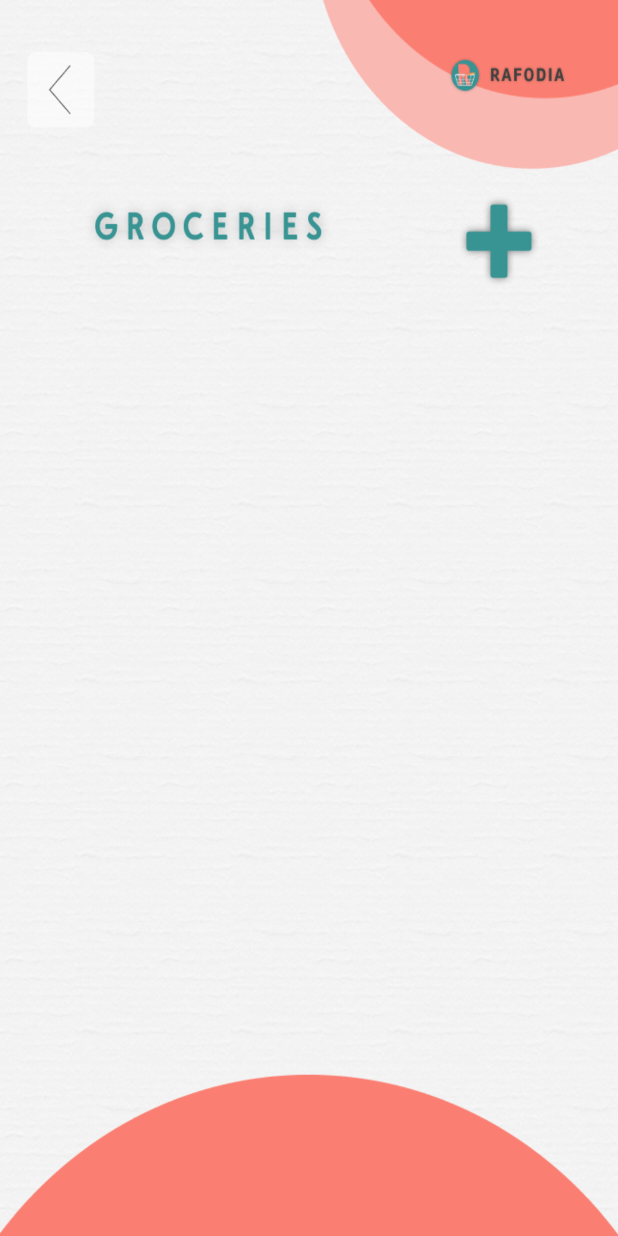
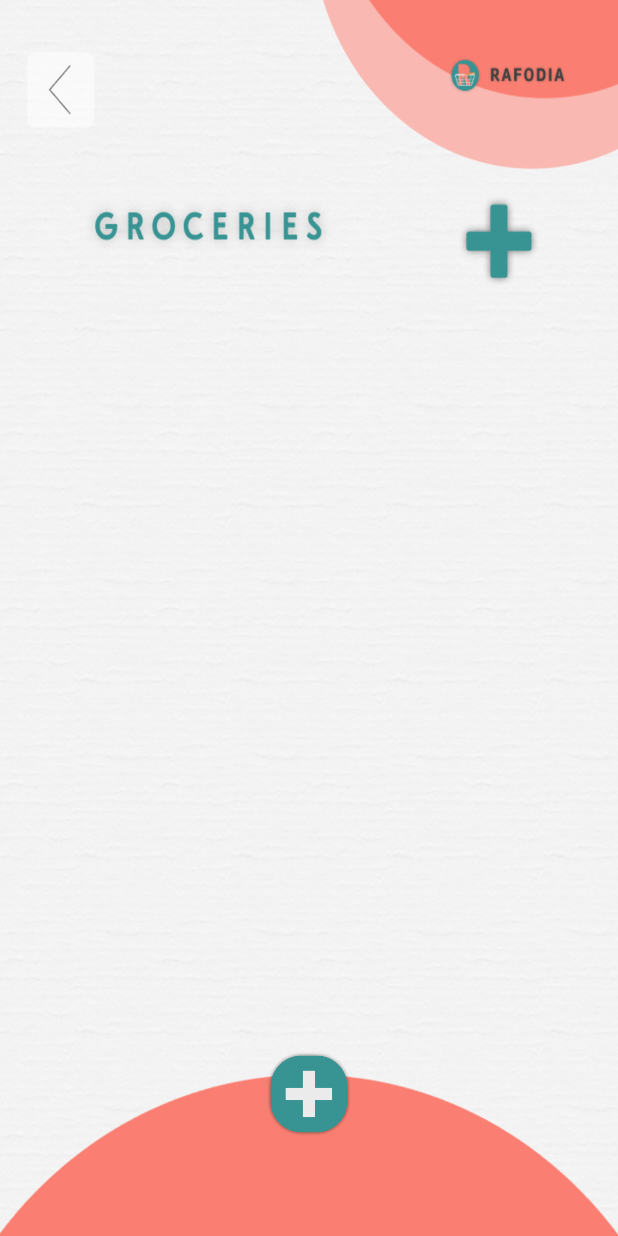
Before and after one commit to iklilnur/Rafodia, an Android app: the FilledGroceries screen opened directly, with no data from a screen before it, on a phone screen of 412 x 824 dp. Run offline under Robolectric (Android 15) with nearby library versions, the light colour scheme and no system bars; 10 statements that could not run were skipped.

```diff
--- a/app/src/main/java/com/example/rutepantry/ItemDetail.java
+++ b/app/src/main/java/com/example/rutepantry/ItemDetail.java
@@ -39,7 +39,7 @@ public class ItemDetail extends AppCompatActivity {
         item_image = findViewById(R.id.itemImage);
 
 
-        String image_name = item.get(1).toLowerCase().replace(" ","_")+"_item_detail";
+        String image_name = item.get(1).toLowerCase().replace(" ","tambah")+"_item_detail";
         int resID = getResources().getIdentifier(image_name, "drawable", "com.example.rutepantry");
 
         item_image.setImageResource(resID);
--- a/app/src/main/res/layout/activity_groceries_new.xml
+++ b/app/src/main/res/layout/activity_groceries_new.xml
@@ -4,6 +4,19 @@
     android:layout_width="match_parent"
     android:layout_height="match_parent"
     android:background="@drawable/groceries">
+
+    <Button
+        android:id="@+id/addPantry2"
+        android:layout_width="0dp"
+        android:layout_height="0dp"
+        android:background="@drawable/tambah"
+        android:text="+"
+        android:textColor="@color/background"
+        android:textSize="32sp"
+        app:layout_constraintBottom_toTopOf="@id/horizontal9"
+        app:layout_constraintLeft_toRightOf="@id/vertical7"
+        app:layout_constraintRight_toLeftOf="@id/vertical6"
+        app:layout_constraintTop_toBottomOf="@id/horizontal8" />
 
     <androidx.constraintlayout.widget.Guideline
         android:id="@+id/vertical1"
@@ -32,6 +45,20 @@
         android:layout_height="wrap_content"
         android:orientation="vertical"
         app:layout_constraintGuide_percent="0.87" />
+
+    <androidx.constraintlayout.widget.Guideline
+        android:id="@+id/vertical7"
+        android:layout_width="wrap_content"
+        android:layout_height="wrap_content"
+        android:orientation="vertical"
+        app:layout_constraintGuide_percent="0.43" />
+
+    <androidx.constraintlayout.widget.Guideline
+        android:id="@+id/vertical6"
+        android:layout_width="wrap_content"
+        android:layout_height="wrap_content"
+        android:orientation="vertical"
+        app:layout_constraintGuide_percent="0.57" />
 
     <androidx.constraintlayout.widget.Guideline
         android:id="@+id/horizontal1"
@@ -82,6 +109,20 @@
         android:orientation="horizontal"
         app:layout_constraintGuide_percent="0.205" />
 
+    <androidx.constraintlayout.widget.Guideline
+        android:id="@+id/horizontal8"
+        android:layout_width="wrap_content"
+        android:layout_height="wrap_content"
+        android:orientation="horizontal"
+        app:layout_constraintGuide_percent="0.85" />
+
+    <androidx.constraintlayout.widget.Guideline
+        android:id="@+id/horizontal9"
+        android:layout_width="wrap_content"
+        android:layout_height="wrap_content"
+        android:orientation="horizontal"
+        app:layout_constraintGuide_percent="0.92" />
+
     <ScrollView
         android:layout_width="0dp"
         android:layout_height="0dp"
```
Also changed, not shown: app/src/main/res/layout/activity_pantry_new.xml (+15 -1 lines), app/src/main/res/drawable/foodpedia_transparan_rounded.png (added), app/src/main/res/drawable/home_transparan_rounded.png (added), app/src/main/res/drawable/tambah.png (added).
